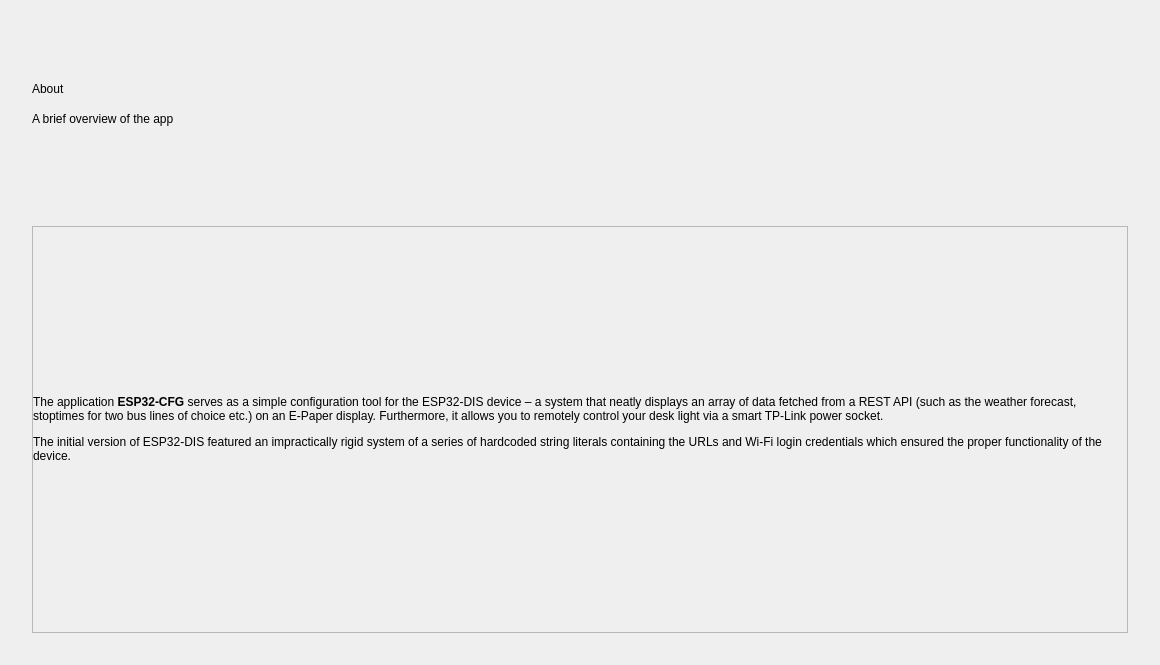
Before: the Qt Designer form ESP32-CFG/resources/ui/about.ui in Aged-Mozzarella/Semestral, drawn with Qt 5.
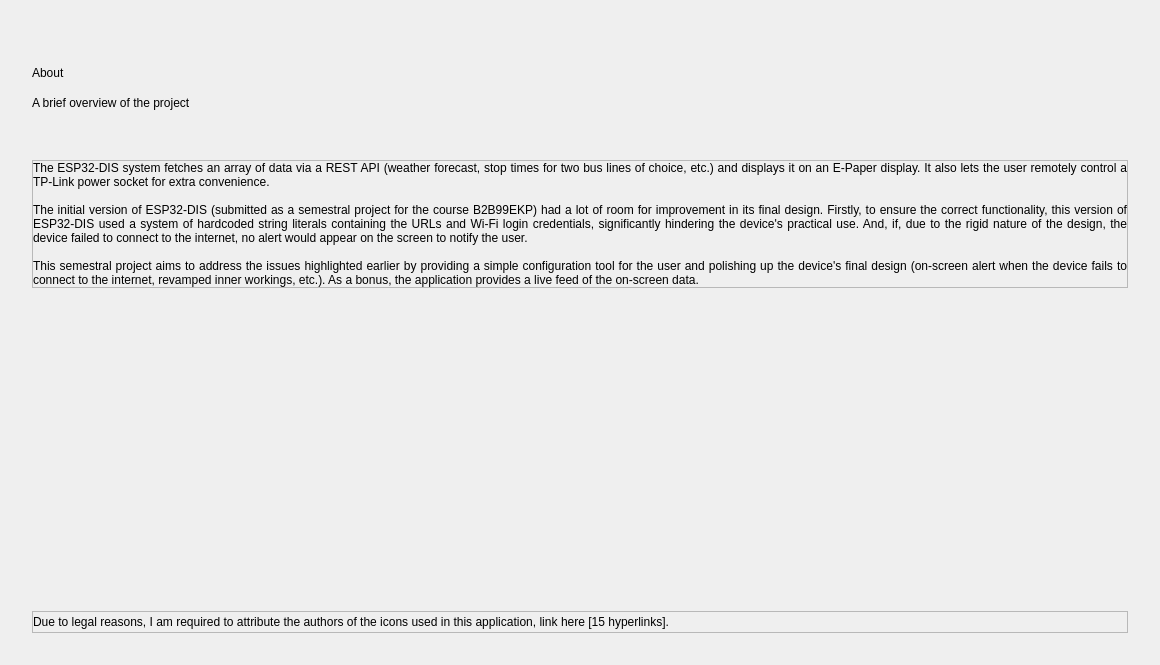
After: the same form once the commit is applied.

Commit message: finished the about section

What changed in the file:
```diff
--- a/ESP32-CFG/resources/ui/about.ui
+++ b/ESP32-CFG/resources/ui/about.ui
@@ -66,7 +66,7 @@
       </size>
      </property>
      <property name="text">
-      <string>A brief overview of the app</string>
+      <string>A brief overview of the project</string>
      </property>
      <property name="alignment">
       <set>Qt::AlignLeading|Qt::AlignLeft|Qt::AlignTop</set>
@@ -81,7 +81,7 @@
      <property name="frameShadow">
       <enum>QFrame::Raised</enum>
      </property>
-     <layout class="QHBoxLayout" name="horizontalLayout">
+     <layout class="QVBoxLayout" name="verticalLayout">
       <property name="spacing">
        <number>12</number>
       </property>
@@ -100,7 +100,18 @@
       <item>
        <widget class="QLabel" name="aboutProjectLabel">
         <property name="text">
-         <string>&lt;html&gt;&lt;head/&gt;&lt;body&gt;&lt;p&gt;The application &lt;span style=&quot; font-weight:700;&quot;&gt;ESP32-CFG&lt;/span&gt; serves as a simple configuration tool for the ESP32-DIS device – a system that neatly displays an array of data fetched from a REST API (such as the weather forecast, stoptimes for two bus lines of choice etc.) on an E-Paper display. Furthermore, it allows you to remotely control your desk light via a smart TP-Link power socket. &lt;/p&gt;&lt;p&gt;The initial version of ESP32-DIS featured an impractically rigid system of a series of hardcoded string literals containing the URLs and Wi-Fi login credentials which ensured the proper functionality of the device. &lt;/p&gt;&lt;/body&gt;&lt;/html&gt;</string>
+         <string>&lt;!DOCTYPE HTML PUBLIC &quot;-//W3C//DTD HTML 4.0//EN&quot; &quot;http://www.w3.org/TR/REC-html40/strict.dtd&quot;&gt;
+&lt;html&gt;&lt;head&gt;&lt;meta name=&quot;qrichtext&quot; content=&quot;1&quot; /&gt;&lt;meta charset=&quot;utf-8&quot; /&gt;&lt;style type=&quot;text/css&quot;&gt;
+p, li { white-space: pre-wrap; }
+hr { height: 1px; border-width: 0; }
+li.unchecked::marker { content: &quot;\2610&quot;; }
+li.checked::marker { content: &quot;\2612&quot;; }
+&lt;/style&gt;&lt;/head&gt;&lt;body&gt;
+&lt;p align=&quot;justify&quot; style=&quot; margin-top:0px; margin-bottom:0px; margin-left:0px; margin-right:0px; -qt-block-indent:0; text-indent:0px;&quot;&gt;The ESP32-DIS system fetches an array of data via a REST API (weather forecast, stop times for two bus lines of choice, etc.) and displays it on an E-Paper display. It also lets the user remotely control a TP-Link power socket for extra convenience. &lt;/p&gt;
+&lt;p align=&quot;justify&quot; style=&quot;-qt-paragraph-type:empty; margin-top:0px; margin-bottom:0px; margin-left:0px; margin-right:0px; -qt-block-indent:0; text-indent:0px;&quot;&gt;&lt;br /&gt;&lt;/p&gt;
+&lt;p align=&quot;justify&quot; style=&quot; margin-top:0px; margin-bottom:0px; margin-left:0px; margin-right:0px; -qt-block-indent:0; text-indent:0px;&quot;&gt;The initial version of ESP32-DIS (submitted as a semestral project for the course B2B99EKP) had a lot of room for improvement in its final design. Firstly, to ensure the correct functionality, this version of ESP32-DIS used a system of hardcoded string literals containing the URLs and Wi-Fi login credentials, significantly hindering the device's practical use. And, if, due to the rigid nature of the design, the device failed to connect to the internet, no alert would appear on the screen to notify the user.&lt;/p&gt;
+&lt;p align=&quot;justify&quot; style=&quot;-qt-paragraph-type:empty; margin-top:0px; margin-bottom:0px; margin-left:0px; margin-right:0px; -qt-block-indent:0; text-indent:0px;&quot;&gt;&lt;br /&gt;&lt;/p&gt;
+&lt;p align=&quot;justify&quot; style=&quot; margin-top:0px; margin-bottom:0px; margin-left:0px; margin-right:0px; -qt-block-indent:0; text-indent:0px;&quot;&gt;This semestral project aims to address the issues highlighted earlier by providing a simple configuration tool for the user and polishing up the device's final design (on-screen alert when the device fails to connect to the internet, revamped inner workings, etc.). As a bonus, the application provides a live feed of the on-screen data.&lt;/p&gt;&lt;/body&gt;&lt;/html&gt;</string>
         </property>
         <property name="wordWrap">
          <bool>true</bool>
@@ -110,6 +121,79 @@
      </layout>
     </widget>
    </item>
+   <item>
+    <spacer name="verticalSpacer">
+     <property name="orientation">
+      <enum>Qt::Vertical</enum>
+     </property>
+     <property name="sizeHint" stdset="0">
+      <size>
+       <width>20</width>
+       <height>40</height>
+      </size>
+     </property>
+    </spacer>
+   </item>
+   <item>
+    <widget class="QFrame" name="legalFrame">
+     <property name="sizePolicy">
+      <sizepolicy hsizetype="Preferred" vsizetype="Minimum">
+       <horstretch>0</horstretch>
+       <verstretch>0</verstretch>
+      </sizepolicy>
+     </property>
+     <property name="frameShape">
+      <enum>QFrame::StyledPanel</enum>
+     </property>
+     <property name="frameShadow">
+      <enum>QFrame::Raised</enum>
+     </property>
+     <layout class="QHBoxLayout" name="horizontalLayout">
+      <property name="spacing">
+       <number>0</number>
+      </property>
+      <property name="leftMargin">
+       <number>0</number>
+      </property>
+      <property name="topMargin">
+       <number>0</number>
+      </property>
+      <property name="rightMargin">
+       <number>0</number>
+      </property>
+      <property name="bottomMargin">
+       <number>0</number>
+      </property>
+      <item>
+       <widget class="QLabel" name="legalLabel">
+        <property name="text">
+         <string>Due to legal reasons, I am required to attribute the authors of the icons used in this application, link </string>
+        </property>
+       </widget>
+      </item>
+      <item>
+       <widget class="QLabel" name="legalLink">
+        <property name="text">
+         <string>here [15 hyperlinks].</string>
+        </property>
+       </widget>
+      </item>
+      <item>
+       <spacer name="legalSpacer">
+        <property name="orientation">
+         <enum>Qt::Horizontal</enum>
+        </property>
+        <property name="sizeHint" stdset="0">
+         <size>
+          <width>40</width>
+          <height>20</height>
+         </size>
+        </property>
+       </spacer>
+      </item>
+     </layout>
+    </widget>
+   </item>
   </layout>
  </widget>
  <resources/>
```
The commit also changes 3191 other files.
